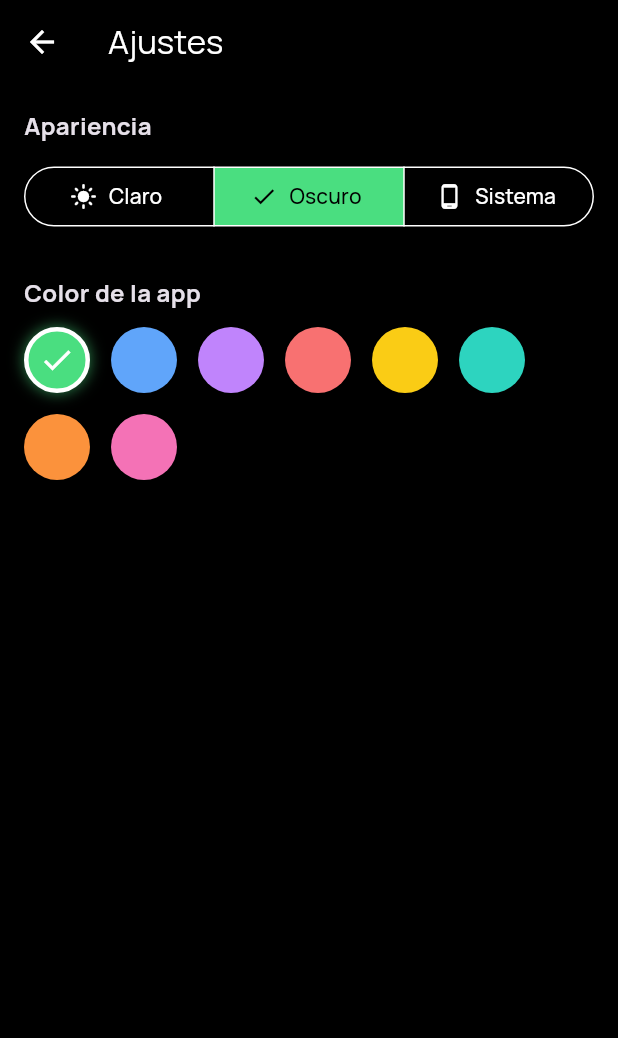
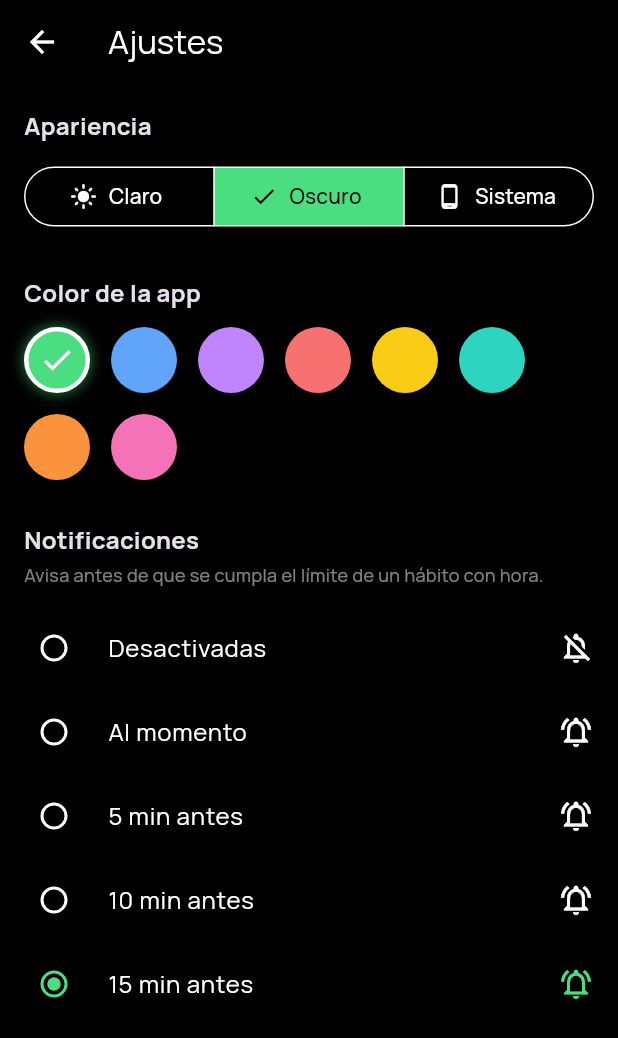
Before and after one commit to lxcarlos/Fera-Progress, a Flutter app: the screen it shows after launch, item 3 of the bottom bar chosen, after a tap on the "settings" icon, on a phone screen of 412 x 824 dp. Shown: the top 1038 px of the screen. Run offline on Flutter 3.47's test engine with Material 3 defaults, Android fonts, the light colour scheme and no system bars; our stand-ins replace flutter_local_notifications, google_fonts, shared_preferences, sqflite, table_calendar, timezone; accounts and stored records are empty.

Commit message:
colores bot

```diff
--- a/lib/main.dart
+++ b/lib/main.dart
@@ -8,6 +8,10 @@ import 'screens/main_nav.dart';
 
 void main() async {
   WidgetsFlutterBinding.ensureInitialized();
+  // Le confirma a Android (sobre todo en Android 14/15) que la app maneja
+  // el color/brillo de sus propias barras de sistema. Sin esto, algunos
+  // teléfonos ignoran lo que le mandamos abajo y usan su propio criterio.
+  await SystemChrome.setEnabledSystemUIMode(SystemUiMode.edgeToEdge);
   await DBHelper().processMissedDays();
   await DBHelper().cleanupExpired();
   await NotificationService().init();
@@ -19,8 +23,40 @@ void main() async {
   );
 }
 
-class MyApp extends StatelessWidget {
+class MyApp extends StatefulWidget {
   const MyApp({super.key});
+
+  @override
+  State<MyApp> createState() => _MyAppState();
+}
+
+class _MyAppState extends State<MyApp> with WidgetsBindingObserver {
+  @override
+  void initState() {
+    super.initState();
+    WidgetsBinding.instance.addObserver(this);
+  }
+
+  @override
+  void dispose() {
+    WidgetsBinding.instance.removeObserver(this);
+    super.dispose();
+  }
+
+  // Cuando vuelves a la app desde segundo plano, algunos teléfonos
+  // (sobre todo Samsung) resetean el color/brillo de la barra de
+  // navegación a su valor por defecto. Al volver, se lo volvemos a
+  // aplicar a mano para que no se quede en el color equivocado.
+  @override
+  void didChangeAppLifecycleState(AppLifecycleState state) {
+    if (state == AppLifecycleState.resumed && mounted) {
+      final themeProvider = context.read<ThemeProvider>();
+      final isDark = themeProvider.themeMode == ThemeMode.dark ||
+          (themeProvider.themeMode == ThemeMode.system &&
+              MediaQuery.platformBrightnessOf(context) == Brightness.dark);
+      SystemChrome.setSystemUIOverlayStyle(themeProvider.overlayStyleFor(isDark));
+    }
+  }
 
   @override
   Widget build(BuildContext context) {
@@ -32,19 +68,13 @@ class MyApp extends StatelessWidget {
       darkTheme: themeProvider.darkTheme,
       theme: themeProvider.lightTheme,
       // Adapta la barra de estado (arriba) y la barra de navegación del
-      // teléfono (abajo, la de "< o III") al color claro/oscuro de la app.
+      // teléfono (abajo) al color claro/oscuro de la app. El AppBar de
+      // cada pantalla ya trae su propio systemOverlayStyle (ver
+      // theme_provider.dart), esto cubre las pantallas que no tienen AppBar.
       builder: (context, child) {
         final isDark = Theme.of(context).brightness == Brightness.dark;
-        final bg = isDark ? const Color(0xFF000000) : const Color(0xFFF7F9F7);
         return AnnotatedRegion<SystemUiOverlayStyle>(
-          value: SystemUiOverlayStyle(
-            statusBarColor: Colors.transparent,
-            statusBarIconBrightness: isDark ? Brightness.light : Brightness.dark,
-            statusBarBrightness: isDark ? Brightness.dark : Brightness.light,
-            systemNavigationBarColor: bg,
-            systemNavigationBarIconBrightness: isDark ? Brightness.light : Brightness.dark,
-            systemNavigationBarDividerColor: Colors.transparent,
-          ),
+          value: themeProvider.overlayStyleFor(isDark),
           child: child ?? const SizedBox.shrink(),
         );
       },
--- a/lib/screens/settings_screen.dart
+++ b/lib/screens/settings_screen.dart
@@ -1,9 +1,44 @@
 import 'package:flutter/material.dart';
 import 'package:provider/provider.dart';
 import '../theme/theme_provider.dart';
+import '../services/notification_service.dart';
 
-class SettingsScreen extends StatelessWidget {
+class SettingsScreen extends StatefulWidget {
   const SettingsScreen({super.key});
+
+  @override
+  State<SettingsScreen> createState() => _SettingsScreenState();
+}
+
+class _SettingsScreenState extends State<SettingsScreen> {
+  int _minutesBefore = 15;
+  bool _loadingNotif = true;
+
+  @override
+  void initState() {
+    super.initState();
+    _loadNotifPref();
+  }
+
+  Future<void> _loadNotifPref() async {
+    final value = await NotificationService().getMinutesBefore();
+    if (!mounted) return;
+    setState(() {
+      _minutesBefore = value;
+      _loadingNotif = false;
+    });
+  }
+
+  Future<void> _setMinutes(int minutes) async {
+    setState(() => _minutesBefore = minutes);
+    await NotificationService().setMinutesBefore(minutes);
+  }
+
+  String _labelFor(int minutes) {
+    if (minutes < 0) return 'Desactivadas';
+    if (minutes == 0) return 'Al momento';
+    return '$minutes min antes';
+  }
 
   @override
   Widget build(BuildContext context) {
@@ -49,6 +84,33 @@ class SettingsScreen extends StatelessWidget {
               );
             }).toList(),
           ),
+          const SizedBox(height: 28),
+          const Text('Notificaciones', style: TextStyle(fontWeight: FontWeight.bold, fontSize: 16)),
+          const SizedBox(height: 4),
+          Text(
+            'Avisa antes de que se cumpla el límite de un hábito con hora.',
+            style: TextStyle(color: Theme.of(context).colorScheme.onSurface.withOpacity(0.5), fontSize: 12),
+          ),
+          const SizedBox(height: 12),
+          if (_loadingNotif)
+            const Center(child: Padding(padding: EdgeInsets.all(16), child: CircularProgressIndicator()))
+          else
+            Column(
+              children: kNotificationOffsetOptions.map((minutes) {
+                final selected = _minutesBefore == minutes;
+                return RadioListTile<int>(
+                  value: minutes,
+                  groupValue: _minutesBefore,
+                  onChanged: (v) => _setMinutes(v!),
+                  title: Text(_labelFor(minutes)),
+                  secondary: Icon(
+                    minutes < 0 ? Icons.notifications_off_outlined : Icons.notifications_active_outlined,
+                    color: selected ? Theme.of(context).colorScheme.primary : null,
+                  ),
+                  contentPadding: EdgeInsets.zero,
+                );
+              }).toList(),
+            ),
         ],
       ),
     );
--- a/lib/theme/theme_provider.dart
+++ b/lib/theme/theme_provider.dart
@@ -1,4 +1,5 @@
 import 'package:flutter/material.dart';
+import 'package:flutter/services.dart';
 import 'package:google_fonts/google_fonts.dart';
 import 'package:shared_preferences/shared_preferences.dart';
 
@@ -33,12 +34,24 @@ class ThemeProvider extends ChangeNotifier {
     notifyListeners();
   }
 
+
+
   Future<void> setThemeMode(ThemeMode mode) async {
     _themeMode = mode;
     notifyListeners();
+    // Lo aplicamos también de forma directa (no solo vía AnnotatedRegion),
+    // como refuerzo para que el cambio de color de las barras del sistema
+    // se note al toque en teléfonos donde el widget tree tarda en
+    // repintarse o donde el sistema es más terco (varios Samsung).
+    final isDark = mode == ThemeMode.dark;
+    if (mode != ThemeMode.system) {
+      SystemChrome.setSystemUIOverlayStyle(overlayStyleFor(isDark));
+    }
     final prefs = await SharedPreferences.getInstance();
     await prefs.setInt('theme_mode', mode.index);
   }
+
+
 
   Future<void> setSeedColor(Color color) async {
     _seedColor = color;
@@ -46,6 +59,33 @@ class ThemeProvider extends ChangeNotifier {
     final prefs = await SharedPreferences.getInstance();
     await prefs.setInt('seed_color', color.value);
   }
+
+  // Fondo transparente + estilo de iconos EXPLÍCITO. Ojo: Colors.transparent
+  // por sí solo hace que Flutter calcule mal el brillo del AppBar (lo lee
+  // como "negro" porque ignora el canal alfa) y siempre ponga iconos
+  // blancos en la barra de estado, aunque estés en modo claro. Por eso acá
+  // se le dice a mano cuál usar según el tema.
+  static const _darkOverlay = SystemUiOverlayStyle(
+    statusBarColor: Colors.transparent,
+    statusBarIconBrightness: Brightness.light,
+    statusBarBrightness: Brightness.dark,
+    systemNavigationBarColor: Color(0xFF000000),
+    systemNavigationBarIconBrightness: Brightness.light,
+    systemNavigationBarDividerColor: Colors.transparent,
+    systemNavigationBarContrastEnforced: false,
+    systemStatusBarContrastEnforced: false,
+  );
+
+  static const _lightOverlay = SystemUiOverlayStyle(
+    statusBarColor: Colors.transparent,
+    statusBarIconBrightness: Brightness.dark,
+    statusBarBrightness: Brightness.light,
+    systemNavigationBarColor: Color(0xFFF7F9F7),
+    systemNavigationBarIconBrightness: Brightness.dark,
+    systemNavigationBarDividerColor: Colors.transparent,
+    systemNavigationBarContrastEnforced: false,
+    systemStatusBarContrastEnforced: false,
+  );
 
   ThemeData get darkTheme => ThemeData(
         useMaterial3: true,
@@ -56,7 +96,11 @@ class ThemeProvider extends ChangeNotifier {
           secondary: _seedColor,
           surface: const Color(0xFF0C0C0C),
         ),
-        appBarTheme: const AppBarTheme(backgroundColor: Colors.transparent, elevation: 0),
+        appBarTheme: const AppBarTheme(
+          backgroundColor: Colors.transparent,
+          elevation: 0,
+          systemOverlayStyle: _darkOverlay,
+        ),
         textTheme: GoogleFonts.manropeTextTheme(ThemeData(brightness: Brightness.dark).textTheme),
       );
 
@@ -69,9 +113,18 @@ class ThemeProvider extends ChangeNotifier {
           secondary: _seedColor,
           surface: Colors.white,
         ),
-        appBarTheme: const AppBarTheme(backgroundColor: Colors.transparent, elevation: 0, foregroundColor: Colors.black87),
+        appBarTheme: const AppBarTheme(
+          backgroundColor: Colors.transparent,
+          elevation: 0,
+          foregroundColor: Colors.black87,
+          systemOverlayStyle: _lightOverlay,
+        ),
         textTheme: GoogleFonts.manropeTextTheme(ThemeData(brightness: Brightness.light).textTheme),
       );
+
+  /// Estilo a usar en pantallas SIN AppBar (donde no hay quien le diga al
+  /// sistema qué iconos poner), por ejemplo detrás de MaterialApp.builder.
+  SystemUiOverlayStyle overlayStyleFor(bool isDark) => isDark ? _darkOverlay : _lightOverlay;
 
   List<Color> gradientColors(bool isDark) {
     return isDark ? [const Color(0xFF000000), const Color(0xFF0D0D0D)] : [const Color(0xFFF7F9F7), const Color(0xFFECF3ED)];
--- a/lib/utils/color_utils.dart
+++ b/lib/utils/color_utils.dart
@@ -1,12 +1,23 @@
 import 'package:flutter/material.dart';
 
-/// Ajusta un color para que tenga buen contraste según el modo.
-/// En modo claro lo oscurece, en modo oscuro lo aclara un poco.
+/// Ajusta un color para que se vea bien según el modo, sin cambiar la
+/// paleta en sí — solo cómo se pinta.
+///
+/// En modo claro: lo oscurece un poco y le sube la saturación, para que
+/// tenga cuerpo sobre fondo blanco.
+///
+/// En modo oscuro: le sube la saturación (para que se vea vívido, no
+/// lavado) y mantiene la luminosidad dentro de una banda que se ve bien
+/// sobre fondo negro — ni tan oscuro que se pierda, ni tan claro que se
+/// vea pastel/pálido. Antes solo se aclaraba sin tocar saturación, y eso
+/// era justo lo que hacía que en modo oscuro los colores se vieran
+/// deslavados.
 Color contrastColor(Color color, bool isDark) {
   final hsl = HSLColor.fromColor(color);
   if (isDark) {
-    final lightness = (hsl.lightness + 0.12).clamp(0.0, 1.0);
-    return hsl.withLightness(lightness).toColor();
+    final saturation = (hsl.saturation + 0.18).clamp(0.0, 1.0);
+    final lightness = hsl.lightness.clamp(0.55, 0.72);
+    return hsl.withSaturation(saturation).withLightness(lightness).toColor();
   } else {
     final lightness = (hsl.lightness - 0.20).clamp(0.0, 1.0);
     final saturation = (hsl.saturation + 0.08).clamp(0.0, 1.0);
```
Also changed, not shown: lib/services/notification_service.dart (+49 -6 lines).
